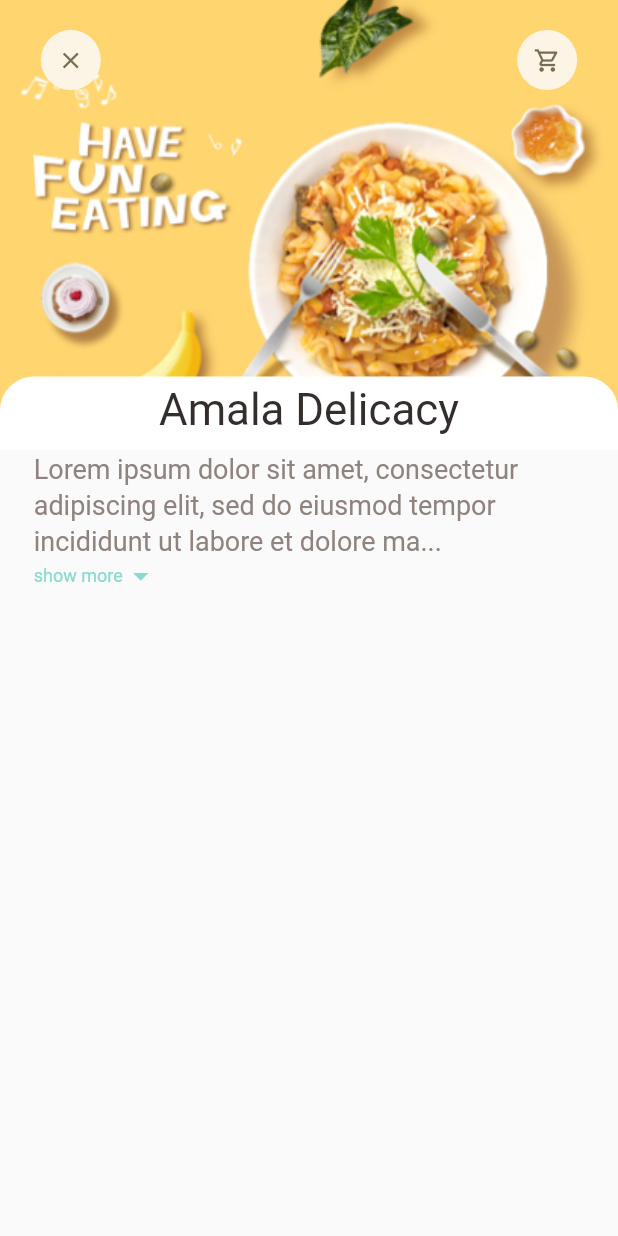
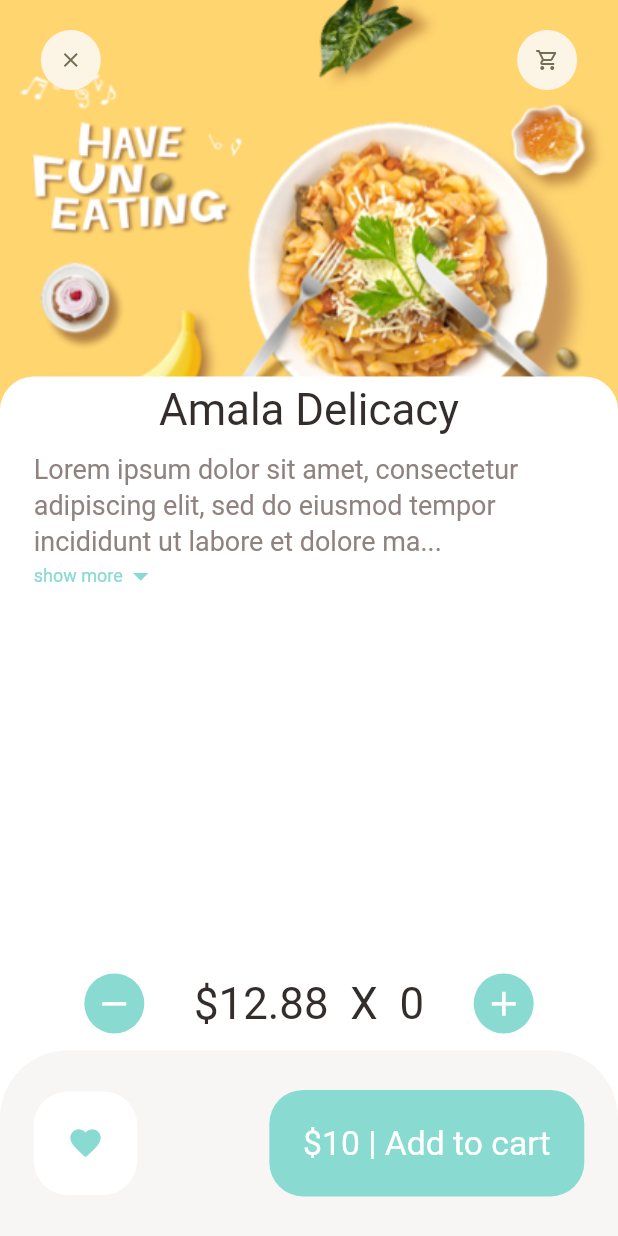
Before and after one commit to thejosh1/Food_Delivery_demo, a Flutter app: the screen it shows after launch, on a phone screen of 412 x 824 dp. Run offline on Flutter 3.47's test engine with Material 2 defaults, Android fonts, the phone set to English and light mode, and no system bars; our stand-ins replace dots_indicator, get.

Commit message:
updated the repo

```diff
--- a/lib/pages/food/recommended_food_details.dart
+++ b/lib/pages/food/recommended_food_details.dart
@@ -12,6 +12,7 @@ class RecommendedFoodDetail extends StatelessWidget {
   @override
   Widget build(BuildContext context) {
     return Scaffold(
+      backgroundColor: Colors.white,
       body: CustomScrollView(
         slivers: [
           SliverAppBar(
@@ -60,6 +61,56 @@ class RecommendedFoodDetail extends StatelessWidget {
           )
         ],
       ),
+      bottomNavigationBar: Column(
+        mainAxisSize: MainAxisSize.min,
+        children: [
+          Container(
+            padding: EdgeInsets.only(
+              left: Dimensions.width20*2.5,
+              right: Dimensions.width20*2.5,
+              top: Dimensions.height10,
+              bottom: Dimensions.height10
+            ),
+            child: Row(
+              mainAxisAlignment: MainAxisAlignment.spaceBetween,
+              children: [
+                AppIcons(icon: Icons.remove, backgroundColor: AppColors.mainColor, iconcolor: Colors.white, iconSize: Dimensions.iconSize24,),
+                BigText(text: " \$12.88 " + " X " + " 0 ", color: AppColors.mainBlackColor, size: Dimensions.font26,),
+                AppIcons(icon: Icons.add, backgroundColor: AppColors.mainColor, iconcolor: Colors.white, iconSize: Dimensions.iconSize24,)
+              ],
+            ),
+          ),
+          Container(
+            height: Dimensions.bottomnavbarheight110,
+            padding: EdgeInsets.only(top: Dimensions.height20, bottom: Dimensions.height20, left: Dimensions.width20, right: Dimensions.width20),
+            decoration: BoxDecoration(
+                borderRadius: BorderRadius.only(topLeft: Radius.circular(Dimensions.radius20*2), topRight: Radius.circular(Dimensions.radius20*2)),
+                color: AppColors.buttonBackgroundColor
+            ),
+            child: Row(
+              mainAxisAlignment: MainAxisAlignment.spaceBetween,
+              children: [
+                Container(
+                  padding: EdgeInsets.only(top: Dimensions.height20, bottom: Dimensions.height20, left: Dimensions.width20, right: Dimensions.width20),
+                  decoration: BoxDecoration(
+                      color: Colors.white,
+                      borderRadius: BorderRadius.circular(Dimensions.radius20)
+                  ),
+                  child: Icon(Icons.favorite, color: AppColors.mainColor,)
+                ),
+                Container(
+                  padding: EdgeInsets.only(top: Dimensions.height20, bottom: Dimensions.height20, left: Dimensions.width20, right: Dimensions.width20),
+                  decoration: BoxDecoration(
+                    color: AppColors.mainColor,
+                    borderRadius: BorderRadius.circular(Dimensions.radius20),
+                  ),
+                  child: BigText(text: "\$10 | Add to cart", color: Colors.white,),
+                )
+              ],
+            ),
+          ),
+        ],
+      ),
     );
   }
 }
--- a/lib/widgets/app_icons.dart
+++ b/lib/widgets/app_icons.dart
@@ -6,8 +6,9 @@ class AppIcons extends StatelessWidget {
   final Color backgroundColor;
   final Color iconcolor;
   final double size;
+  final double iconSize;
 
-  const AppIcons({Key? key, required this.icon, this.backgroundColor = const Color(0xFFfcf4e4), this.iconcolor = const Color(0xFF756d54), this.size=40}) : super(key: key);
+  const AppIcons({Key? key, required this.icon, this.backgroundColor = const Color(0xFFfcf4e4), this.iconcolor = const Color(0xFF756d54), this.size=40, this.iconSize=16}) : super(key: key);
 
   @override
   Widget build(BuildContext context) {
@@ -21,7 +22,7 @@ class AppIcons extends StatelessWidget {
       child: Icon(
         icon,
         color: iconcolor,
-        size: Dimensions.iconSize16,
+        size: iconSize,
       ),
     );
   }
```
